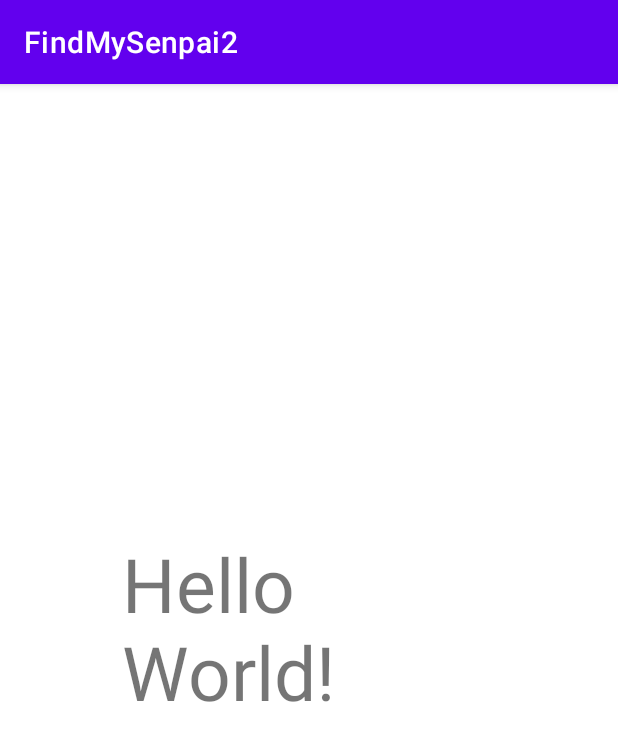
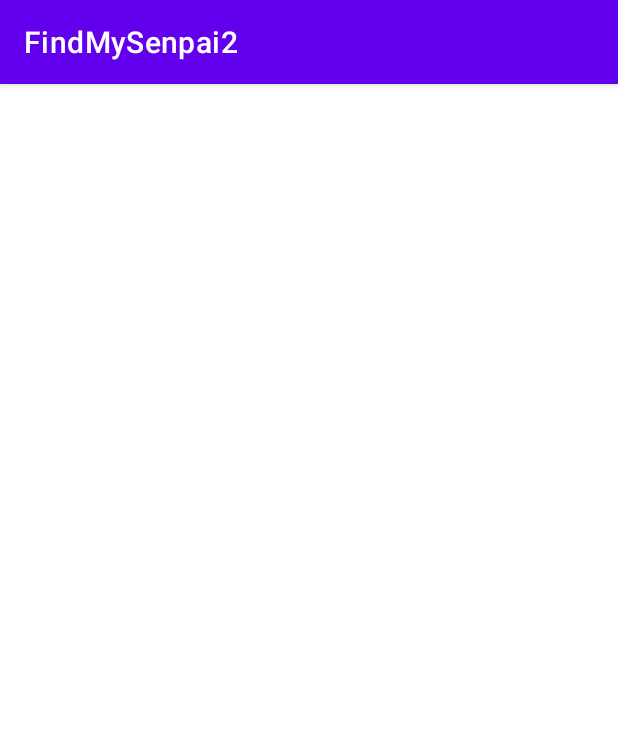
Before and after one commit to bqi1/FindMeSenpai, an Android app: the screen it shows after launch (MainActivity), on a phone screen of 412 x 824 dp. Shown: the top 741 px of the screen. Run offline under Robolectric (Android 15) with nearby library versions, the phone set to English and light mode, and no system bars; our stand-ins replace Firebase (no records; nobody signed in at launch, a user with empty details on screens opened directly).

```diff
--- a/app/src/main/java/com/example/findmysenpai2/MainActivity.java
+++ b/app/src/main/java/com/example/findmysenpai2/MainActivity.java
@@ -31,10 +31,15 @@ public class MainActivity extends AppCompatActivity {
 //        Intent switchToMapActivity = new Intent(this, MapActivity.class);
 //        this.startActivity(switchToMapActivity);
         addUser("ABC123", "Weiwei");
-//        removeUser("ABC123", "Weiwei");
-
+    }
+    @Override
+    protected void onStop() {
+        System.out.println("I HAVE BEEN DEFEATED CURSE MUUUUUUUUUUUUUUUUUUUUUUUUUUUUUUUUU");
+        removeUser("ABC123","Weiwei");
+        super.onStop();
 
     }
+
     public void addUser(String roomcode, String name){
         FirebaseFirestore db = FirebaseFirestore.getInstance();
         Senpai user = new Senpai();
@@ -57,6 +62,7 @@ public class MainActivity extends AppCompatActivity {
 
     }
     public void removeUser(String roomcode, String name){
+        System.out.println("Removing user");
         FirebaseFirestore db = FirebaseFirestore.getInstance();
         db.collection("users")
                 .whereEqualTo("name", name).whereEqualTo("roomCode",roomcode)
--- a/app/src/main/res/layout/activity_main.xml
+++ b/app/src/main/res/layout/activity_main.xml
@@ -4,17 +4,4 @@
     xmlns:tools="http://schemas.android.com/tools"
     android:layout_width="match_parent"
     android:layout_height="match_parent"
-    tools:context=".MainActivity">
-
-    <TextView
-        android:layout_width="213dp"
-        android:layout_height="169dp"
-        android:text="Hello World!"
-        android:textSize="50dp"
-        app:layout_constraintBottom_toBottomOf="parent"
-        app:layout_constraintHorizontal_bias="0.409"
-        app:layout_constraintLeft_toLeftOf="parent"
-        app:layout_constraintRight_toRightOf="parent"
-        app:layout_constraintTop_toTopOf="parent" />
-
-</androidx.constraintlayout.widget.ConstraintLayout>
+    tools:context=".MainActivity"/>
```
